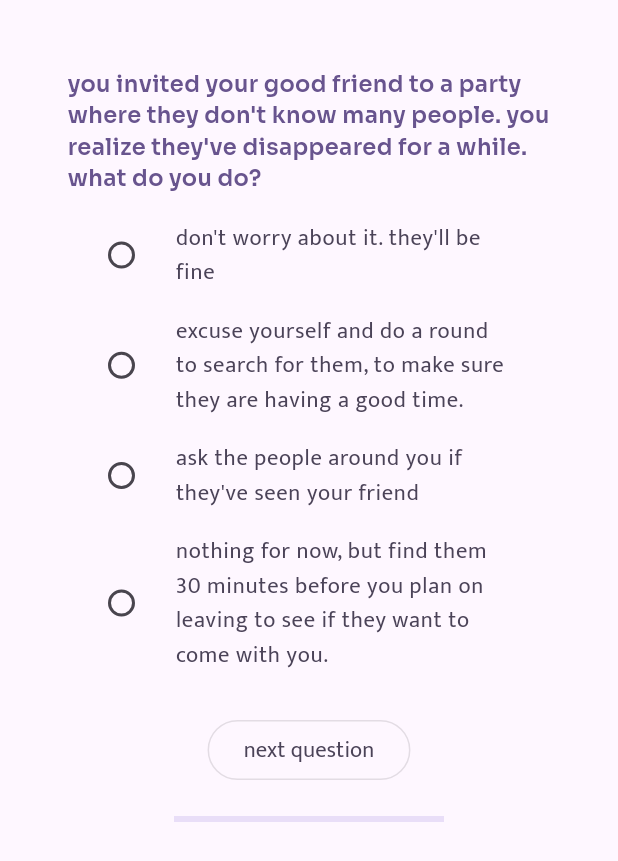
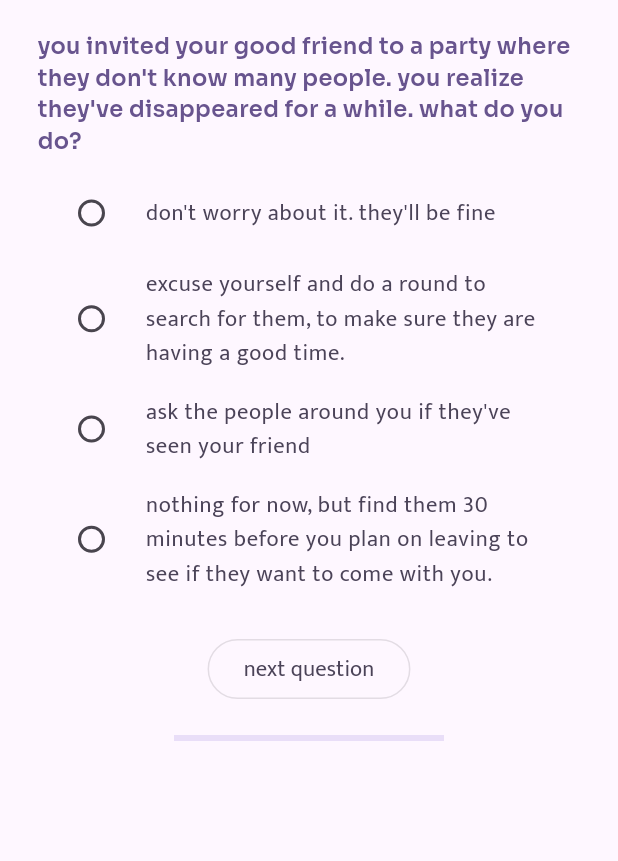
Before and after one commit to lorkor/amdb, a Flutter app: the screen it shows after launch, after a tap on "find out now", on a phone screen of 412 x 824 dp. Shown: the top 861 px of the screen. Run offline on Flutter 3.47's test engine with Material 3 defaults, Android fonts, the phone set to English and light mode, and no system bars.

Commit message:
more padding edits

```diff
--- a/lib/constants.dart
+++ b/lib/constants.dart
@@ -9,12 +9,12 @@ const resultPageId = 'result';
 
 // Styling Constants.
 const headerWidth = 700.0;
-const headerPadding = EdgeInsets.only(top: 20.0, bottom: 10.0, right: 20.0, left: 20.0);
+const headerPadding = EdgeInsets.only(top: 20.0, bottom: 10.0, right: 25.0, left: 25.0);
 
 const bodyWidth = 600.0;
-const bodyPadding = EdgeInsets.only(top:10.0, right: 20.0, left: 20.0);
-const questionBodyPadding = EdgeInsets.only(right: 20.0, left: 20.0);
-const resultBodyPadding = EdgeInsets.only(top:20.0, right: 20.0, left: 20.0);
+const bodyPadding = EdgeInsets.only(top:10.0, right: 25.0, left: 25.0);
+const questionBodyPadding = EdgeInsets.only(right: 25.0, left: 25.0);
+const resultBodyPadding = EdgeInsets.only(top:20.0, right: 25.0, left: 25.0);
 const buttonPadding = EdgeInsets.only(top:20.0);
 
 // Data constants.
--- a/lib/main.dart
+++ b/lib/main.dart
@@ -118,7 +118,9 @@ class LandingStaticContentContainer extends StatelessWidget {
     final theme = Theme.of(context);
 
     return Column(crossAxisAlignment: CrossAxisAlignment.center, children: [
-      Text('what\'s your amdb?', style: getHeaderTextStyle(theme)),
+      Padding(
+          padding: headerPadding,
+          child: Text('what\'s your amdb?', style: getHeaderTextStyle(theme))),
       Padding(
           padding: bodyPadding,
           child: Text('not your mother\'s personality test. usefulness TBD.',
--- a/lib/page_widget.dart
+++ b/lib/page_widget.dart
@@ -94,7 +94,7 @@ class AmdbBasePage extends StatelessWidget {
   @override
   Widget build(BuildContext context) {
     return Scaffold(
-        body: ListView(padding: EdgeInsets.all(25.0), children: <Widget>[
+        body: ListView(children: <Widget>[
       Align(alignment: Alignment.topCenter, child: pageContents)
     ]));
   }
--- a/lib/question_widget.dart
+++ b/lib/question_widget.dart
@@ -7,7 +7,7 @@ import 'package:amdb/question_data.dart';
 import 'package:amdb/question.dart';
 
 const headerWidth = 700.0;
-const bodyWidth = 600.0;
+const bodyWidth = 675.0;
 
 class QuizQuestion extends StatefulWidget {
   @override
```
Also changed, not shown: 1 other file.
